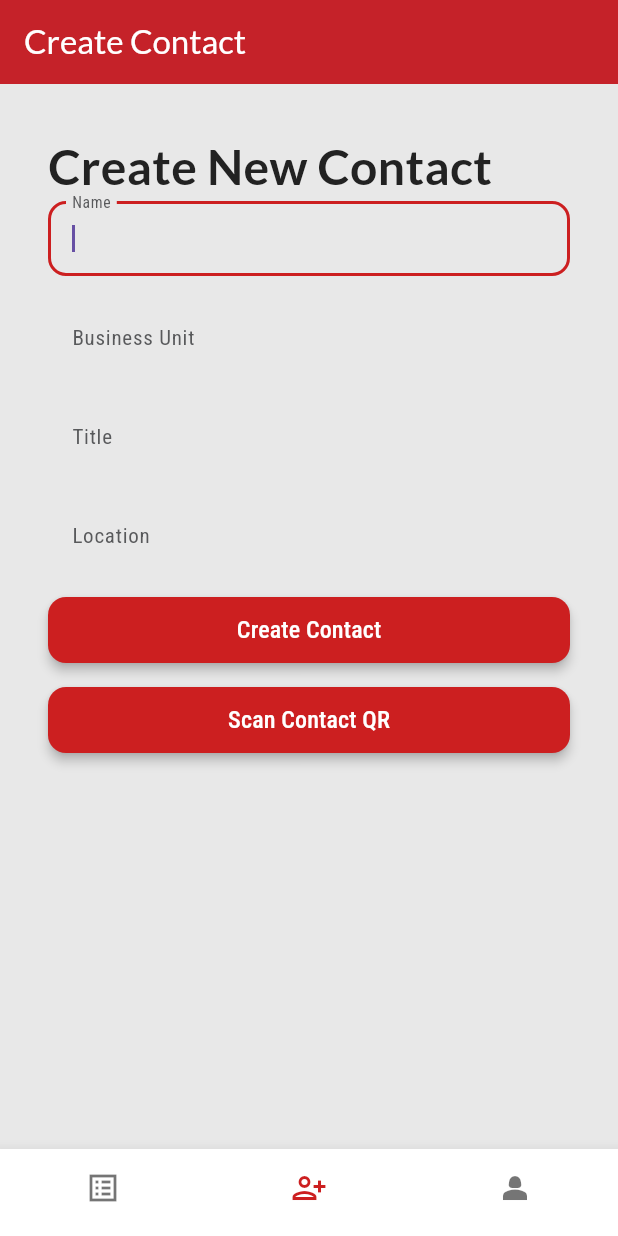
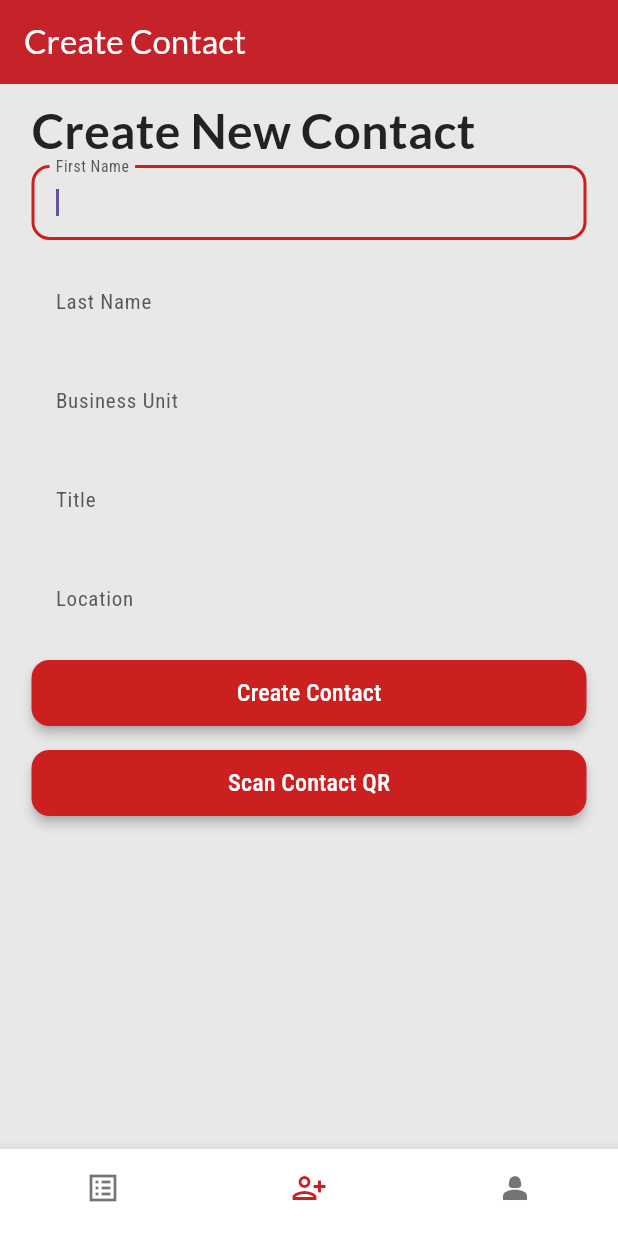
Before and after one commit to augustusWilson/PerficientClientApp, a Flutter app: the screen it shows after launch, item 2 of the bottom bar chosen, after a tap on "Scan Contact QR", on a phone screen of 412 x 824 dp. Run offline on Flutter 3.47's test engine with Material 3 defaults, Android fonts, the phone set to English and light mode, and no system bars; drawn by our look-alikes of auto_size_text; our stand-ins replace font_awesome_flutter, from_css_color, go_router, google_fonts, page_transition, shared_preferences and 1 more; missing offline and left inert: flutter_barcode_scanner, json_path, simple_vcard_parser; accounts and stored records are empty; statements that could not run were skipped.

Commit message:
Update create contact view with appropriate dialog message and added a field for lastname.

```diff
--- a/lib/pages/create_contact/create_contact_widget.dart
+++ b/lib/pages/create_contact/create_contact_widget.dart
@@ -10,7 +10,6 @@ import 'package:provider/provider.dart';
 import 'create_contact_model.dart';
 import 'package:simple_vcard_parser/simple_vcard_parser.dart';
 export 'create_contact_model.dart';
-
 
 class CreateContactWidget extends StatefulWidget {
   const CreateContactWidget({Key? key}) : super(key: key);
@@ -31,6 +30,9 @@ class _CreateContactWidgetState extends State<CreateContactWidget> {
 
     _model.nameInputController ??= TextEditingController();
     _model.nameInputFocusNode ??= FocusNode();
+
+    _model.lastNameInputController ??= TextEditingController();
+    _model.lastNameInputFocusNode ??= FocusNode();
 
     _model.bussinessUnitInputController ??= TextEditingController();
     _model.bussinessUnitInputFocusNode ??= FocusNode();
@@ -94,7 +96,7 @@ class _CreateContactWidgetState extends State<CreateContactWidget> {
                   Align(
                     alignment: AlignmentDirectional(0.0, 0.0),
                     child: Padding(
-                      padding: EdgeInsets.all(32.0),
+                      padding: EdgeInsets.all(8.0),
                       child: Column(
                         mainAxisSize: MainAxisSize.max,
                         crossAxisAlignment: CrossAxisAlignment.start,
@@ -115,7 +117,7 @@ class _CreateContactWidgetState extends State<CreateContactWidget> {
                                 autofillHints: [AutofillHints.name],
                                 obscureText: false,
                                 decoration: InputDecoration(
-                                  labelText: 'Name',
+                                  labelText: 'First Name',
                                   labelStyle:
                                       FlutterFlowTheme.of(context).labelMedium,
                                   enabledBorder: OutlineInputBorder(
@@ -154,6 +156,61 @@ class _CreateContactWidgetState extends State<CreateContactWidget> {
                                 ),
                                 style: FlutterFlowTheme.of(context).bodyMedium,
                                 validator: _model.nameInputControllerValidator
+                                    .asValidator(context),
+                              ),
+                            ),
+                          ),
+                             Padding(
+                            padding: EdgeInsetsDirectional.fromSTEB(
+                                0.0, 0.0, 0.0, 16.0),
+                            child: Container(
+                              width: 370.0,
+                              child: TextFormField(
+                                controller: _model.lastNameInputController,
+                                focusNode: _model.lastNameInputFocusNode,
+                                autofocus: true,
+                                autofillHints: [AutofillHints.name],
+                                obscureText: false,
+                                decoration: InputDecoration(
+                                  labelText: 'Last Name',
+                                  labelStyle:
+                                      FlutterFlowTheme.of(context).labelMedium,
+                                  enabledBorder: OutlineInputBorder(
+                                    borderSide: BorderSide(
+                                      color: FlutterFlowTheme.of(context)
+                                          .primaryBackground,
+                                      width: 2.0,
+                                    ),
+                                    borderRadius: BorderRadius.circular(12.0),
+                                  ),
+                                  focusedBorder: OutlineInputBorder(
+                                    borderSide: BorderSide(
+                                      color:
+                                          FlutterFlowTheme.of(context).primary,
+                                      width: 2.0,
+                                    ),
+                                    borderRadius: BorderRadius.circular(12.0),
+                                  ),
+                                  errorBorder: OutlineInputBorder(
+                                    borderSide: BorderSide(
+                                      color: FlutterFlowTheme.of(context).error,
+                                      width: 2.0,
+                                    ),
+                                    borderRadius: BorderRadius.circular(12.0),
+                                  ),
+                                  focusedErrorBorder: OutlineInputBorder(
+                                    borderSide: BorderSide(
+                                      color: FlutterFlowTheme.of(context).error,
+                                      width: 2.0,
+                                    ),
+                                    borderRadius: BorderRadius.circular(12.0),
+                                  ),
+                                  filled: true,
+                                  fillColor: FlutterFlowTheme.of(context)
+                                      .primaryBackground,
+                                ),
+                                style: FlutterFlowTheme.of(context).bodyMedium,
+                                validator: _model.lastNameInputControllerValidator
                                     .asValidator(context),
                               ),
                             ),
@@ -330,6 +387,15 @@ class _CreateContactWidgetState extends State<CreateContactWidget> {
                                 0.0, 0.0, 0.0, 16.0),
                             child: FFButtonWidget(
                               onPressed: () async {
+                                if (_model.nameInputController.text.trim().isEmpty ||
+                                    _model.lastNameInputController.text.trim().isEmpty ||
+                                    _model.bussinessUnitInputController.text.trim()
+                                        .isEmpty ||
+                                    _model.titleInputController.text.trim().isEmpty ||
+                                    _model
+                                        .locationInputController.text.trim().isEmpty) {
+                                  _showDialog("Error", "Pleaes scan QR code on badge or fill out contact form manually.");
+                                } else {
                                   setState(() {
                                     FFAppState().addToContacts(ContactStruct(
                                       name: _model.nameInputController.text,
@@ -339,7 +405,14 @@ class _CreateContactWidgetState extends State<CreateContactWidget> {
                                       location:
                                           _model.locationInputController.text,
                                     ));
+                                    _showDialog("Success", "Contact added");
+                                    _model.nameInputController.text = "";
+                                    _model.lastNameInputController.text = "";
+                                    _model.titleInputController.text = "";
+                                    _model.bussinessUnitInputController.text = "";
+                                    _model.locationInputController.text = "";
                                   });
+                                }
                               },
                               text: 'Create Contact',
                               options: FFButtonOptions(
@@ -372,30 +445,20 @@ class _CreateContactWidgetState extends State<CreateContactWidget> {
                               onPressed: () async {
                                 _model.newContactQRData =
                                     await FlutterBarcodeScanner.scanBarcode(
-                                  '#C62828', // scanning line color
+                                  '#00000000', // scanning line color
                                   'Cancel', // cancel button text
                                   true, // whether to show the flash icon
                                   ScanMode.QR,
                                 );
-                                //print(_model.newContactQRData);
                                 VCard vc = VCard(_model.newContactQRData);
                                 _model.titleInputController.text = vc.title!;
-                                _model.nameInputController.text = vc.name!.first;
-                                _model.locationInputController.text = vc.name!.first;
-                                _model.bussinessUnitInputController.text = vc.organisation!;
-
-  print(vc.version); // 4.0
-  print(vc.formattedName); // Forrest Gump
-  print(vc.organisation); // Bubba Gump Shrimp Co.
-  print(vc.title); //Shrimp Man
-  print(vc.typedEmail); // [[forrestgump@example.com, [INTERNET]]]
-  print(vc
-      .typedTelephone); // [[+1-111-555-1212, [VOICE, WORK]], [+1-404-555-1212, [HOME, VOICE]]]
-  print(vc.name); //[Gump, Forrest, , Mr.,]
-  print(vc.gender); //M
-  print(vc
-      .typedAddress); // [[[100 Waters Edge, Baytown, LA 30314, United States of America], [WORK]], [[42 Plantation St., Baytown, LA 30314, United States of America], [HOME]]]
-  vc.print_lines(); // Will print all vcard lines without start and end tags
+                                _model.nameInputController.text =
+                                    vc.name![1];
+                                _model.lastNameInputController.text = vc.name!.first;
+                                _model.locationInputController.text = "Atlanta";
+                                _model.bussinessUnitInputController.text =
+                                    vc.organisation!;
+                                 _showDialog("Success", "Badge Scanned");
                                 setState(() {});
                               },
                               text: 'Scan Contact QR',
@@ -434,4 +497,24 @@ class _CreateContactWidgetState extends State<CreateContactWidget> {
       ),
     );
   }
+
+  void _showDialog(String title, String message) {
+    showDialog(
+      context: context,
+      builder: (BuildContext context) {
+        return AlertDialog(
+          title: Text(title),
+          content: Text(message),
+          actions: [
+            TextButton(
+              onPressed: () {
+                Navigator.of(context).pop();
+              },
+              child: Text('OK'),
+            ),
+          ],
+        );
+      },
+    );
   }
+}
```
Lines whose indentation alone changed are shown as unchanged.
